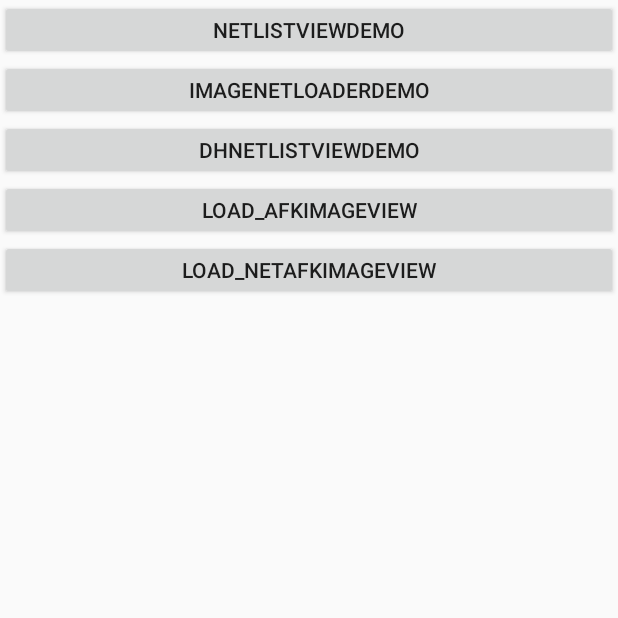
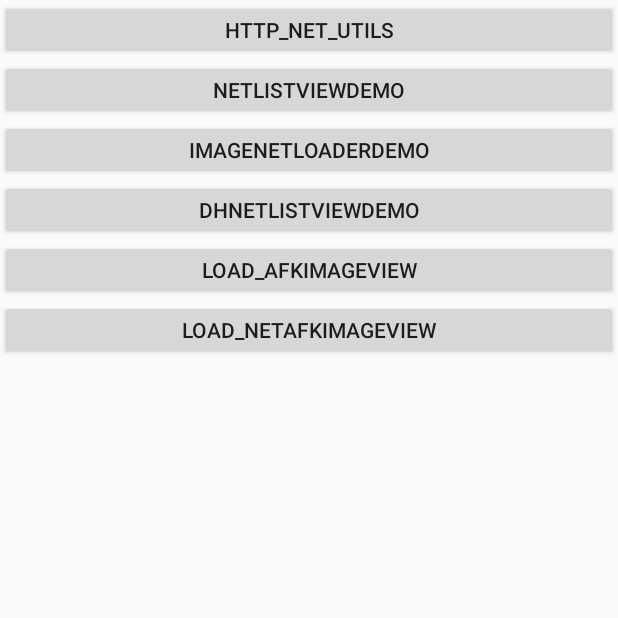
Before and after one commit to wuseal/FrameCode, an Android app: the screen it shows after launch (MainActivity), on a phone screen of 412 x 824 dp, the top half of it. Run offline under Robolectric (Android 15) with nearby library versions, the phone set to English and light mode, and no system bars; our stand-ins replace ButterKnife.

```diff
--- a/app/src/main/AndroidManifest.xml
+++ b/app/src/main/AndroidManifest.xml
@@ -27,6 +27,7 @@
         <activity android:name=".activity.LoadNetAfkImageViewActivity" />
         <activity android:name=".activity.NetListViewActivity" />
         <activity android:name=".activity.DhNetListViewActivity" />
+        <activity android:name=".activity.HttpNetUtilActivity" />
     </application>
 
 </manifest>
--- a/app/src/main/java/com/dahanis/main/activity/MainActivity.java
+++ b/app/src/main/java/com/dahanis/main/activity/MainActivity.java
@@ -8,6 +8,7 @@ import android.view.View;
 import com.dahanis.main.R;
 import com.dh.foundation.utils.AESEncryptUtil;
 import com.dh.foundation.utils.DLoggerUtils;
+import com.dh.foundation.utils.HttpNetUtils;
 import com.dh.foundation.utils.IntentInvokeUtils;
 
 import butterknife.OnClick;
@@ -35,6 +36,10 @@ public class MainActivity extends Activity {
 
     }
 
+    public void toHttpNetUtils(View view) {
+
+        IntentInvokeUtils.invokeActivity(this, HttpNetUtilActivity.class);
+    }
     public void netListViewDemo(View view) {
 
         IntentInvokeUtils.invokeActivity(this, NetListViewActivity.class);
@@ -59,4 +64,5 @@ public class MainActivity extends Activity {
 
         IntentInvokeUtils.invokeActivity(this, LoadNetAfkImageViewActivity.class);
     }
+
 }
--- a/app/src/main/res/layout/activity_main.xml
+++ b/app/src/main/res/layout/activity_main.xml
@@ -4,6 +4,14 @@
     android:orientation="vertical">
 
 
+    <Button
+        android:id="@+id/http_utils"
+        android:layout_width="match_parent"
+        android:layout_height="40dp"
+        android:layout_gravity="center_horizontal"
+        android:gravity="center"
+        android:onClick="toHttpNetUtils"
+        android:text="Http_Net_Utils" />
     <Button
         android:id="@+id/netListViewDemo"
         android:layout_width="match_parent"
--- a/foundation/src/main/res/values/attributes.xml
+++ b/foundation/src/main/res/values/attributes.xml
@@ -1,8 +1,11 @@
 <?xml version="1.0" encoding="utf-8"?>
 <resources>
     <declare-styleable name="NetListView">
+
         <attr name="load_more_layout" format="reference" />
+
         <attr name="empty_view_id" format="reference" />
+
     </declare-styleable>
 
     <attr name="NetListViewStyle" format="reference" />
```
Also changed, not shown: app/src/main/java/com/dahanis/main/activity/HttpNetUtilActivity.java (added, +61 -0 lines), foundation/src/main/java/com/dh/foundation/widget/afkimageview/NetAfkImageView.java (+18 -2 lines).
